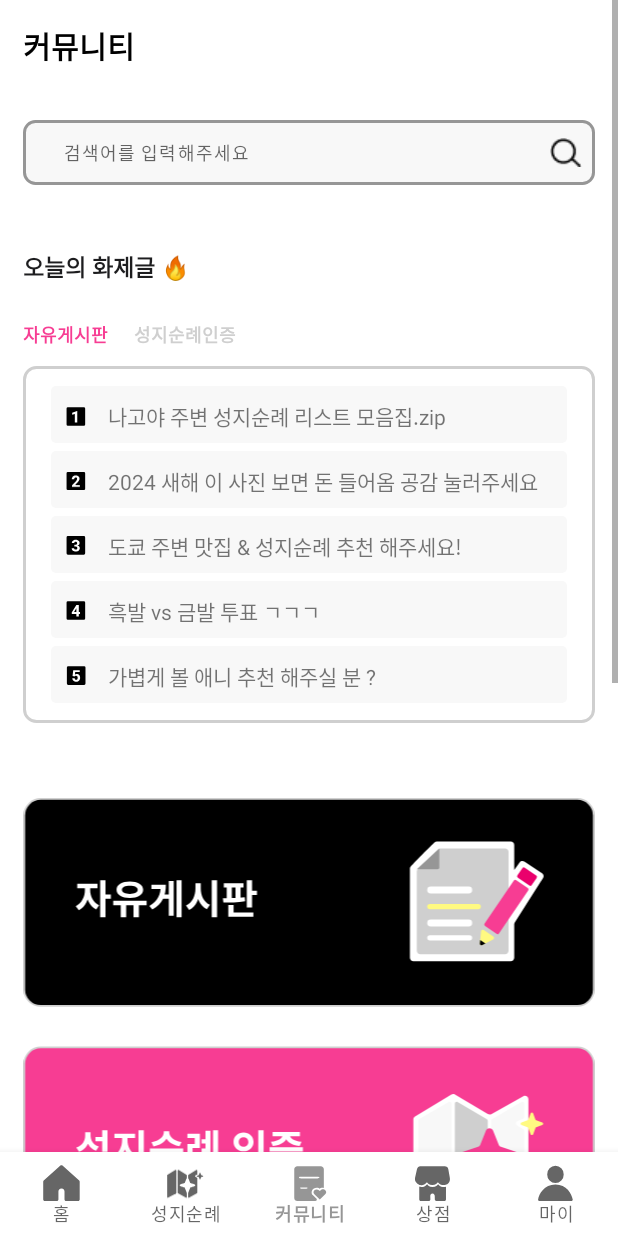
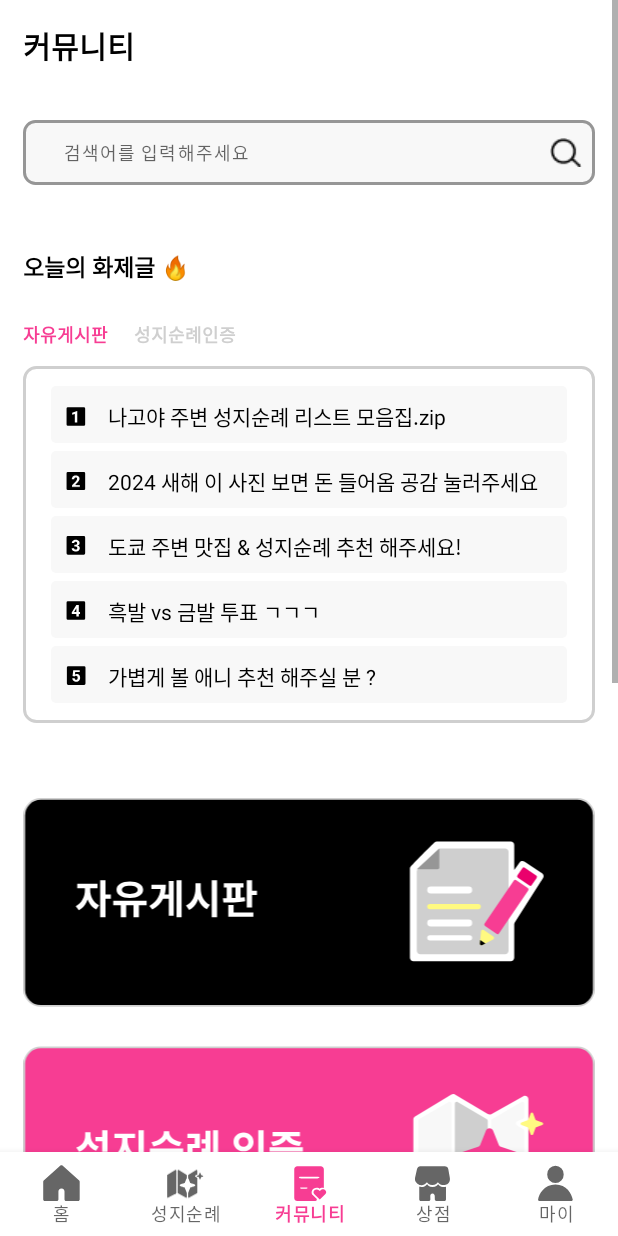
Before and after one commit to UMC5th-bias/Front, an Android app: the screen it shows after launch (MainActivity), item 3 of the bottom bar chosen, on a phone screen of 412 x 824 dp. Run offline under Robolectric (Android 15) with nearby library versions, the light colour scheme and no system bars.

Commit message:
[Style] 색상 컬러값 통일
- main: #F73D93
- black: #000000
- white: #ffffff
- dark_gray: #969696
- gray: #CFCFCF
- light_gray: #F8F8F8

```diff
--- a/app/src/main/res/drawable/comminity_main_article_background.xml
+++ b/app/src/main/res/drawable/comminity_main_article_background.xml
@@ -1,5 +1,5 @@
 <?xml version="1.0" encoding="utf-8"?>
 <shape xmlns:android="http://schemas.android.com/apk/res/android">
-    <solid android:color="#F8F8F8"/> <!-- 배경색 -->
+    <solid android:color="@color/light_gray"/> <!-- 배경색 -->
     <corners android:radius="3dp"/> <!-- 모서리 둥글기 -->
 </shape>
--- a/app/src/main/res/drawable/community_main_articlelist_background.xml
+++ b/app/src/main/res/drawable/community_main_articlelist_background.xml
@@ -1,8 +1,8 @@
 <?xml version="1.0" encoding="utf-8"?>
 <shape xmlns:android="http://schemas.android.com/apk/res/android">
-    <solid android:color="#FFFFFF"/> <!-- 배경색 -->
+    <solid android:color="@color/white"/> <!-- 배경색 -->
     <stroke
         android:width="2dp"
-        android:color="#CFCFCF"/> <!-- 테두리 색상과 두께 -->
+        android:color="@color/gray"/> <!-- 테두리 색상과 두께 -->
     <corners android:radius="8dp"/> <!-- 모서리 둥글기 -->
 </shape>
--- a/app/src/main/res/drawable/rallyplace_black_background.xml
+++ b/app/src/main/res/drawable/rallyplace_black_background.xml
@@ -1,8 +1,8 @@
 <?xml version="1.0" encoding="utf-8"?>
 <shape xmlns:android="http://schemas.android.com/apk/res/android">
-    <solid android:color="#000000"/> <!-- 배경색 -->
+    <solid android:color="@color/black"/> <!-- 배경색 -->
     <stroke
         android:width="2dp"
-        android:color="#CFCFCF"/> <!-- 테두리 색상과 두께 -->
+        android:color="@color/gray"/> <!-- 테두리 색상과 두께 -->
     <corners android:radius="8.21dp"/> <!-- 모서리 둥글기 -->
 </shape>
--- a/app/src/main/res/drawable/rallyplace_citylist_background.xml
+++ b/app/src/main/res/drawable/rallyplace_citylist_background.xml
@@ -1,8 +1,8 @@
 <?xml version="1.0" encoding="utf-8"?>
 <shape xmlns:android="http://schemas.android.com/apk/res/android">
-    <solid android:color="#F8F8F8"/> <!-- 배경색 -->
+    <solid android:color="@color/light_gray"/> <!-- 배경색 -->
     <stroke
         android:width="2dp"
-        android:color="#CFCFCF"/> <!-- 테두리 색상과 두께 -->
+        android:color="@color/gray"/> <!-- 테두리 색상과 두께 -->
     <corners android:radius="8.21dp"/> <!-- 모서리 둥글기 -->
 </shape>
--- a/app/src/main/res/drawable/search_bar_border.xml
+++ b/app/src/main/res/drawable/search_bar_border.xml
@@ -1,8 +1,8 @@
 <?xml version="1.0" encoding="utf-8"?>
 <shape xmlns:android="http://schemas.android.com/apk/res/android">
-    <solid android:color="#F8F8F8"/> <!-- 배경색 -->
+    <solid android:color="@color/light_gray"/> <!-- 배경색 -->
     <stroke
         android:width="2dp"
-        android:color="#969696"/> <!-- 테두리 색상과 두께 -->
+        android:color="@color/dark_gray"/> <!-- 테두리 색상과 두께 -->
     <corners android:radius="7dp"/> <!-- 모서리 둥글기 -->
 </shape>
--- a/app/src/main/res/layout/fragment_community_main.xml
+++ b/app/src/main/res/layout/fragment_community_main.xml
@@ -32,7 +32,7 @@
             android:layout_marginHorizontal="15dp"
             android:textSize="12sp"
             android:letterSpacing="0.06"
-            android:textColor="#CCCCCC"
+            android:textColor="@color/gray"
             android:background="@drawable/search_bar_border"
             android:drawableEnd="@drawable/search_icon"
             android:maxLines="1"/>
@@ -42,7 +42,7 @@
             android:layout_height="wrap_content"
             android:text="오늘의 화제글 🔥"
             android:textSize="15sp"
-            android:textColor="#1D1D1F"
+            android:textColor="@color/black"
             android:layout_marginTop="42.47dp"
             android:layout_marginStart="15dp"
             android:textStyle="bold"/>
@@ -58,7 +58,7 @@
                 android:layout_height="wrap_content"
                 android:text="자유게시판"
                 android:textSize="12sp"
-                android:textColor="#F73D93"
+                android:textColor="@color/main"
                 android:layout_marginTop="25dp"
                 android:layout_marginStart="15dp"
                 android:textStyle="bold"/>
@@ -69,7 +69,7 @@
                 android:layout_height="wrap_content"
                 android:text="성지순례인증"
                 android:textSize="12sp"
-                android:textColor="#CFCFCF"
+                android:textColor="@color/gray"
                 android:layout_marginTop="25dp"
                 android:layout_marginStart="17.47dp"
                 android:textStyle="bold"/>
@@ -107,6 +107,7 @@
                     android:layout_height="wrap_content"
                     android:maxLines="1"
                     android:ellipsize="end"
+                    android:textColor="@color/black"
                     android:text="나고야 주변 성지순례 리스트 모음집.zip"/>
             </LinearLayout>
             <LinearLayout
@@ -131,6 +132,7 @@
                     android:layout_height="wrap_content"
                     android:maxLines="1"
                     android:ellipsize="end"
+                    android:textColor="@color/black"
                     android:text="2024 새해 이 사진 보면 돈 들어옴 공감 눌러주세요"/>
             </LinearLayout>
             <LinearLayout
@@ -154,6 +156,7 @@
                     android:layout_width="wrap_content"
                     android:layout_height="wrap_content"
                     android:maxLines="1"
+                    android:textColor="@color/black"
                     android:ellipsize="end"
                     android:text="도쿄 주변 맛집 &amp; 성지순례 추천 해주세요!"/>
             </LinearLayout>
@@ -179,6 +182,7 @@
                     android:layout_height="wrap_content"
                     android:maxLines="1"
                     android:ellipsize="end"
+                    android:textColor="@color/black"
                     android:text="흑발 vs 금발 투표 ㄱㄱㄱ"/>
             </LinearLayout>
             <LinearLayout
@@ -202,6 +206,7 @@
                     android:layout_height="wrap_content"
                     android:maxLines="1"
                     android:ellipsize="end"
+                    android:textColor="@color/black"
                     android:text="가볍게 볼 애니 추천 해주실 분 ?"/>
             </LinearLayout>
 
@@ -230,7 +235,7 @@
             android:layout_height="wrap_content"
             android:text="월간 화제글 👑"
             android:textSize="15sp"
-            android:textColor="#1D1D1F"
+            android:textColor="@color/black"
             android:layout_marginTop="50dp"
             android:layout_marginStart="15dp"
             android:textStyle="bold"/>
@@ -268,6 +273,7 @@
                     android:layout_height="wrap_content"
                     android:maxLines="1"
                     android:ellipsize="end"
+                    android:textColor="@color/black"
                     android:text="나고야 주변 성지순례 리스트 모음집.zip"/>
             </LinearLayout>
             <LinearLayout
@@ -292,6 +298,7 @@
                     android:layout_height="wrap_content"
                     android:maxLines="1"
                     android:ellipsize="end"
+                    android:textColor="@color/black"
                     android:text="날씨의아이 성지순례 언제 가는게 좋은지 추천 해주세요"/>
             </LinearLayout>
             <LinearLayout
@@ -316,6 +323,7 @@
                     android:layout_height="wrap_content"
                     android:maxLines="1"
                     android:ellipsize="end"
+                    android:textColor="@color/black"
                     android:text="8월 말 도쿄타워 투어하고 주변 다니면서 성지순례 한 후기"/>
             </LinearLayout>
 
--- a/app/src/main/res/layout/item_rallyplace_citylist.xml
+++ b/app/src/main/res/layout/item_rallyplace_citylist.xml
@@ -10,7 +10,7 @@
         android:layout_height="wrap_content"
         android:text="도쿄도 시부야구"
         android:textSize="12sp"
-        android:textColor="#1D1D1F"
+        android:textColor="@color/black"
         android:background="@drawable/rallyplace_citylist_background"
         android:clickable="true"
         android:layout_marginTop="12.2dp"
--- a/app/src/main/res/layout/item_rallyplace_locationlist.xml
+++ b/app/src/main/res/layout/item_rallyplace_locationlist.xml
@@ -30,7 +30,7 @@
                 android:layout_height="wrap_content"
                 android:text="날씨의 아이"
                 android:textSize="15sp"
-                android:textColor="#FFFFFF"
+                android:textColor="@color/white"
                 android:letterSpacing="0.06"
                 android:layout_marginStart="14.26dp"
                 android:layout_marginEnd="31dp"/>
@@ -40,7 +40,7 @@
                 android:layout_height="wrap_content"
                 android:text="도쿄도 시부야구"
                 android:textSize="12sp"
-                android:textColor="#FFFFFF"
+                android:textColor="@color/white"
                 android:letterSpacing="0.06"/>
         </LinearLayout>
 
--- a/app/src/main/res/values/colors.xml
+++ b/app/src/main/res/values/colors.xml
@@ -7,10 +7,10 @@
     <color name="teal_700">#FF018786</color>
     <color name="black">#FF000000</color>
     <color name="white">#FFFFFFFF</color>
-    <color name="dark_gray">#EBEBEB</color>
+    <color name="dark_gray">#969696</color>
     <color name="pink">#F73D93</color>
-    <color name="light_gray">#D9D9D9</color>
-    <color name="gray">#969696</color>
+    <color name="light_gray">#F8F8F8</color>
+    <color name="gray">#CFCFCF</color>
     <color name="main">#f73d93</color>
     <color name="strok_1">#CFCFCF</color>
     <color name="gray_1">#F8F8F8</color>
--- a/app/src/main/res/values/themes.xml
+++ b/app/src/main/res/values/themes.xml
@@ -2,7 +2,7 @@
     <!-- Base application theme. -->
     <style name="Theme.FavoritePlace" parent="Theme.MaterialComponents.DayNight.DarkActionBar">
         <!-- Primary brand color. -->
-        <item name="colorPrimary">@color/gray</item>
+        <item name="colorPrimary">@color/main</item>
         <item name="colorPrimaryVariant">@color/purple_700</item>
         <item name="colorOnPrimary">@color/white</item>
         <!-- Secondary brand color. -->
```
Also changed, not shown: app/src/main/res/layout/fragment_rallyplace.xml (+6 -6 lines).
